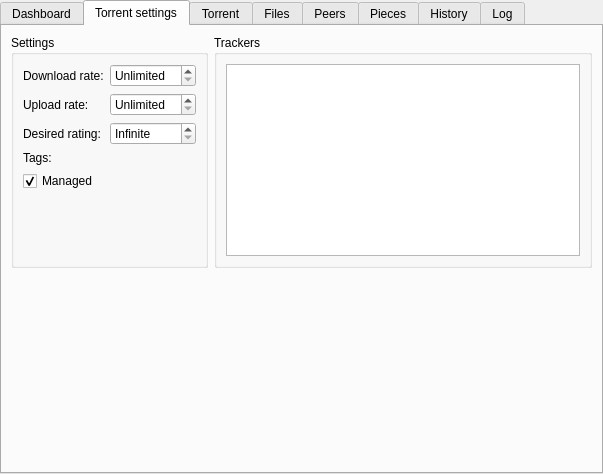
0xd34df00d/leechcraft, file src/plugins/torrent/tabwidget.ui: the form before one commit.
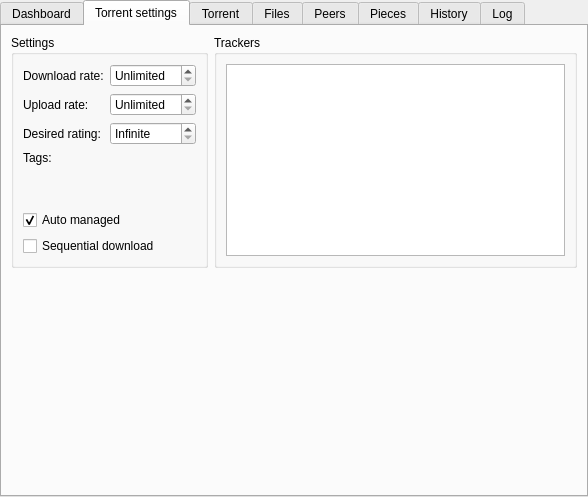
The form after the commit. The open tabs and pages were chosen to show the change. Custom widgets are drawn as their Qt base class.

Commit message: + BitTorrent: FS#104: Sequenced file downloading.

The edit to the form file:
```diff
--- a/src/plugins/torrent/tabwidget.ui
+++ b/src/plugins/torrent/tabwidget.ui
@@ -6,8 +6,8 @@
    <rect>
     <x>0</x>
     <y>0</y>
-    <width>603</width>
-    <height>474</height>
+    <width>588</width>
+    <height>497</height>
    </rect>
   </property>
   <property name="tabPosition" >
@@ -510,8 +510,8 @@
     <rect>
      <x>0</x>
      <y>0</y>
-     <width>599</width>
-     <height>447</height>
+     <width>584</width>
+     <height>469</height>
     </rect>
    </property>
    <attribute name="title" >
@@ -523,6 +523,8 @@
       <property name="title" >
        <string>Settings</string>
       </property>
+      <layout class="QVBoxLayout" name="verticalLayout_4" >
+       <item>
       <layout class="QFormLayout" name="formLayout_2" >
        <item row="0" column="0" >
         <widget class="QLabel" name="label_34" >
@@ -606,16 +608,25 @@
        <item row="3" column="1" >
         <widget class="TagsLineEdit" native="1" name="TorrentTags_" />
        </item>
-       <item row="4" column="0" >
-        <widget class="QCheckBox" name="checkBox" >
+        </layout>
+       </item>
+       <item>
+        <widget class="QCheckBox" name="TorrentManaged_" >
          <property name="text" >
-          <string>Managed</string>
+          <string>Auto managed</string>
          </property>
          <property name="checked" >
           <bool>true</bool>
          </property>
         </widget>
        </item>
+       <item>
+        <widget class="QCheckBox" name="TorrentSequentialDownload_" >
+         <property name="text" >
+          <string>Sequential download</string>
+         </property>
+        </widget>
+       </item>
       </layout>
      </widget>
     </item>
```
Left out of the diff: 42 changed lines with no effect on the pictures. Lines whose indentation alone changed are shown as unchanged. The commit also changes 4 other files.
